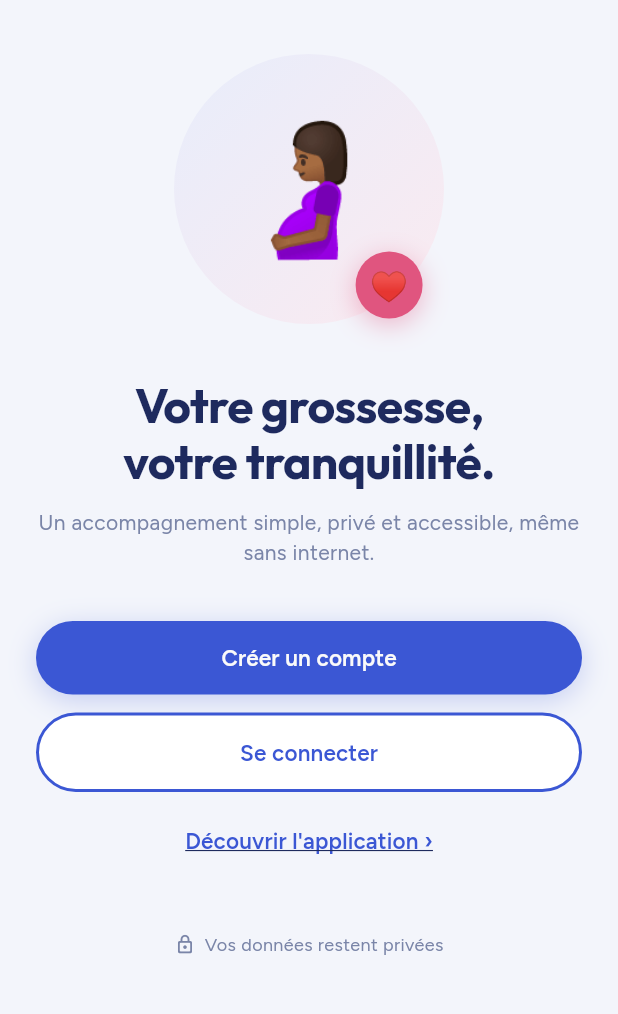
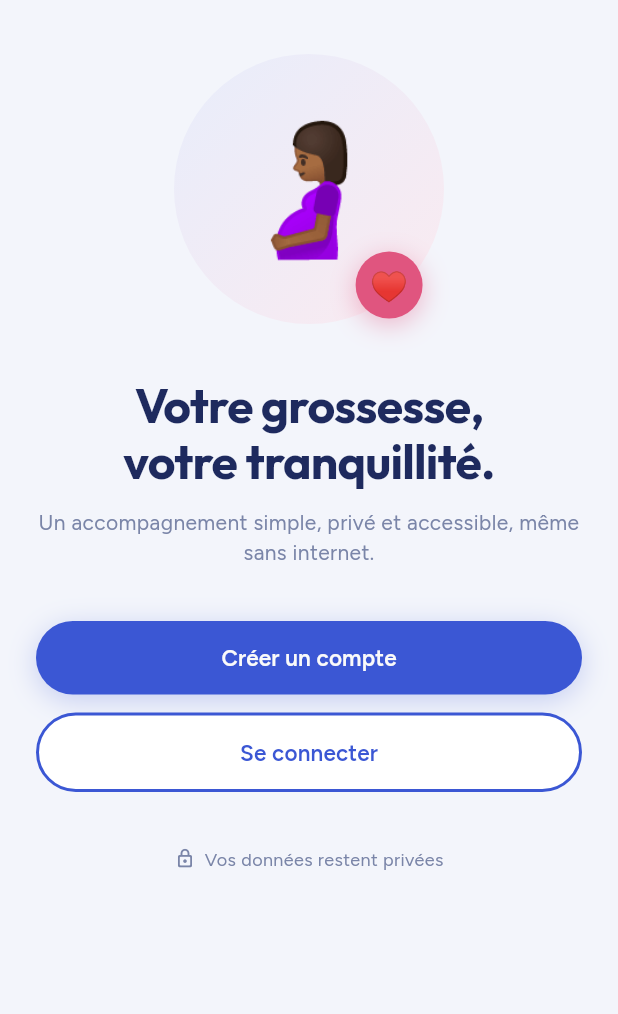
Before and after one commit to Dav27-tech/save_babe_app, a Flutter app: the screen it shows after launch, on a phone screen of 412 x 824 dp, the part 84-1098 px from its top. Run offline on Flutter 3.47's test engine with Material 3 defaults, Android fonts, the phone set to English and light mode, and no system bars; our stand-ins replace connectivity_plus, firebase_auth, firebase_core, flutter_riverpod, flutter_tts, go_router and 4 more; missing offline and left inert: google_mlkit_text_recognition; accounts and stored records are empty.

Commit message:
Fix welcomeScreen

```diff
--- a/lib/features/onboarding/presentation/screens/welcome_screen.dart
+++ b/lib/features/onboarding/presentation/screens/welcome_screen.dart
@@ -143,19 +143,6 @@ class _WelcomeScreenState extends ConsumerState<WelcomeScreen>
                 variant: SbButtonVariant.outline,
                 onPressed: () => context.push('/onboarding/login'),
               ),
-              const SizedBox(height: 8),
-              SbButton(
-                text: 'Découvrir l\'application ›',
-                variant: SbButtonVariant.ghost,
-                onPressed: () async {
-                  await ref.read(appUserStateNotifierProvider.notifier).update(
-                        (s) => s.copyWith(onboarded: true),
-                      );
-                  if (context.mounted) {
-                    context.go('/app/home');
-                  }
-                },
-              ),
               const SizedBox(height: 16),
               const SbPrivateBadge(text: 'Vos données restent privées'),
             ],
```
